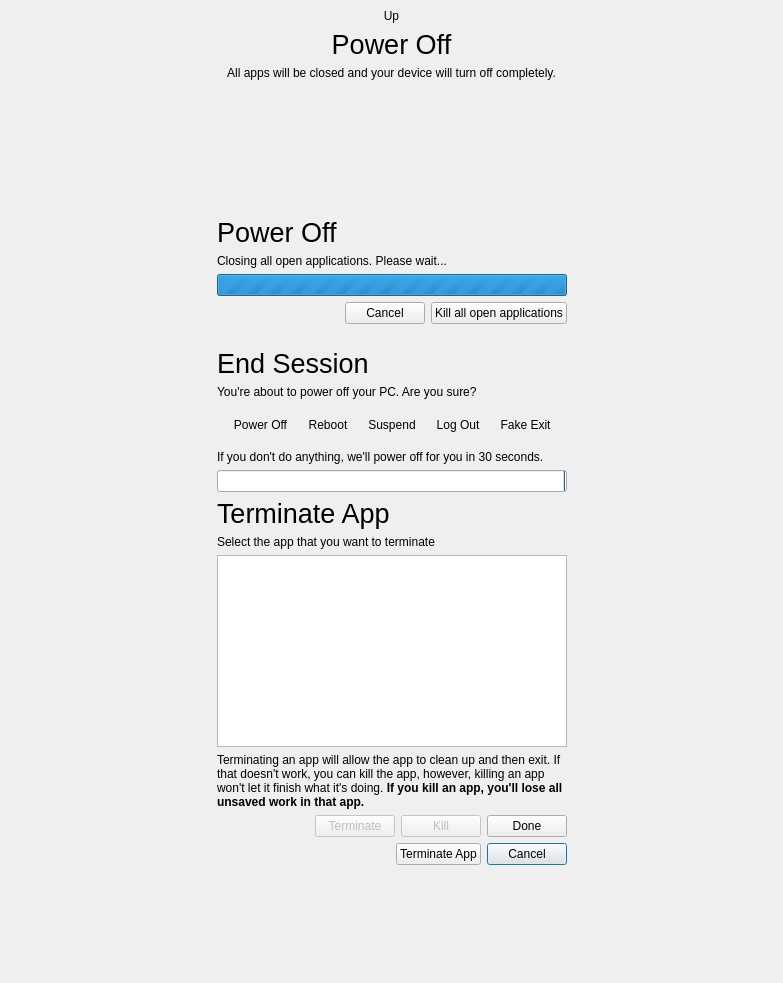
This is endsessionwait.ui in vicr123/theshell as Qt 5 draws it before an edit. The edited form follows.
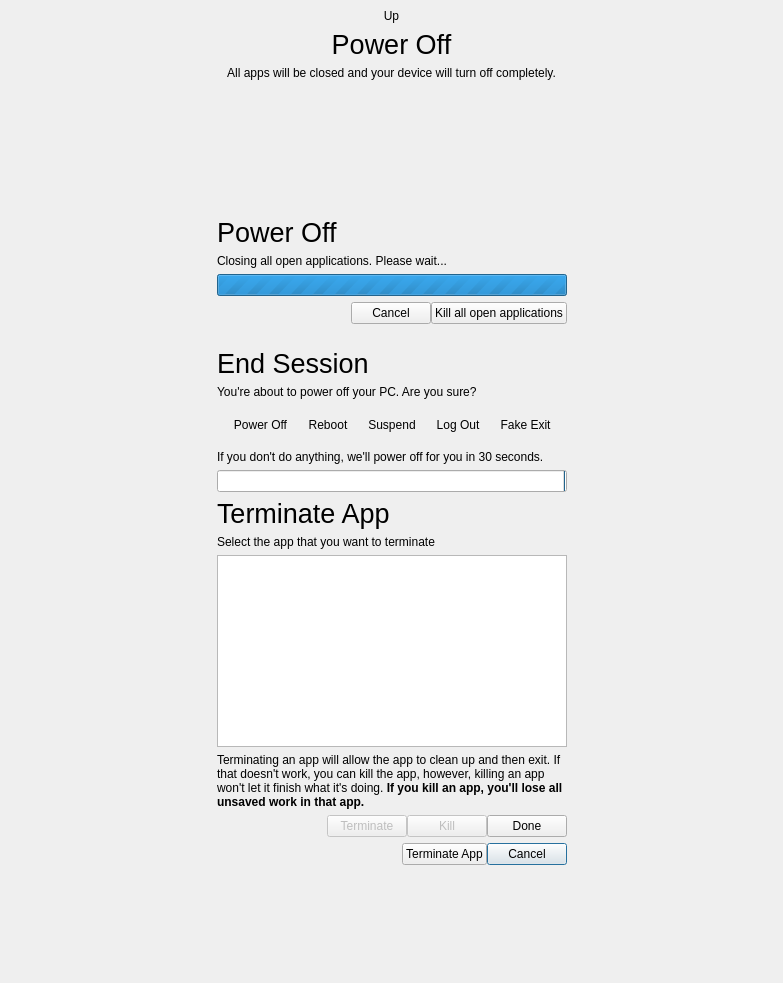
This is the edited form. Icons and pictures are not drawn.

What changed in the file:
```diff
--- a/endsessionwait.ui
+++ b/endsessionwait.ui
@@ -153,6 +153,9 @@
          </item>
          <item>
           <layout class="QHBoxLayout" name="horizontalLayout">
+           <property name="spacing">
+            <number>0</number>
+           </property>
            <item>
             <spacer name="horizontalSpacer_3">
              <property name="styleSheet">
@@ -529,6 +532,9 @@
             </item>
             <item>
              <layout class="QHBoxLayout" name="horizontalLayout_3">
+              <property name="spacing">
+               <number>0</number>
+              </property>
               <item>
                <spacer name="horizontalSpacer_5">
                 <property name="styleSheet">
@@ -610,6 +616,9 @@
             <string notr="true"/>
            </property>
            <layout class="QHBoxLayout" name="horizontalLayout_2">
+            <property name="spacing">
+             <number>0</number>
+            </property>
             <property name="leftMargin">
              <number>0</number>
             </property>
```
